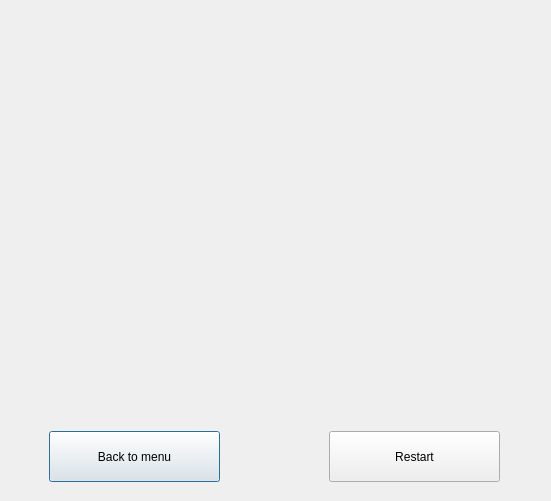
First picture: the form in Breakout/joever.ui, repository Asser-Tarek/Game_not_lab, before the edit.
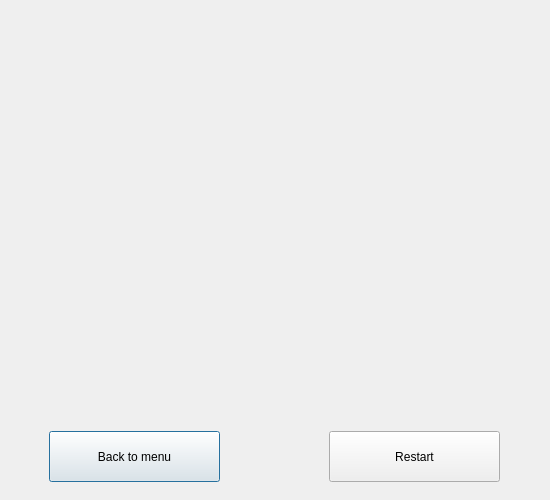
Second picture: the form after the edit.

Diff of the .ui file:
```diff
--- a/Breakout/joever.ui
+++ b/Breakout/joever.ui
@@ -6,8 +6,8 @@
    <rect>
     <x>0</x>
     <y>0</y>
-    <width>551</width>
-    <height>501</height>
+    <width>550</width>
+    <height>500</height>
    </rect>
   </property>
   <property name="windowTitle">
@@ -16,10 +16,10 @@
   <widget class="QLabel" name="label">
    <property name="geometry">
     <rect>
-     <x>37</x>
+     <x>57</x>
      <y>25</y>
-     <width>471</width>
-     <height>381</height>
+     <width>431</width>
+     <height>371</height>
     </rect>
    </property>
    <property name="text">
```
